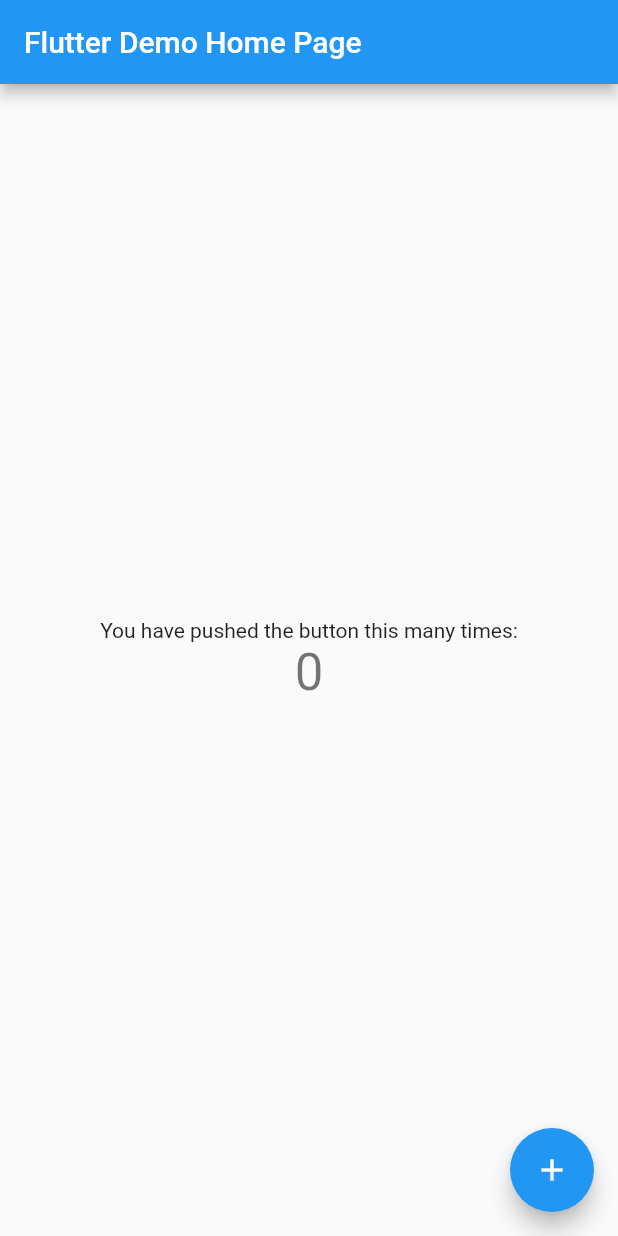
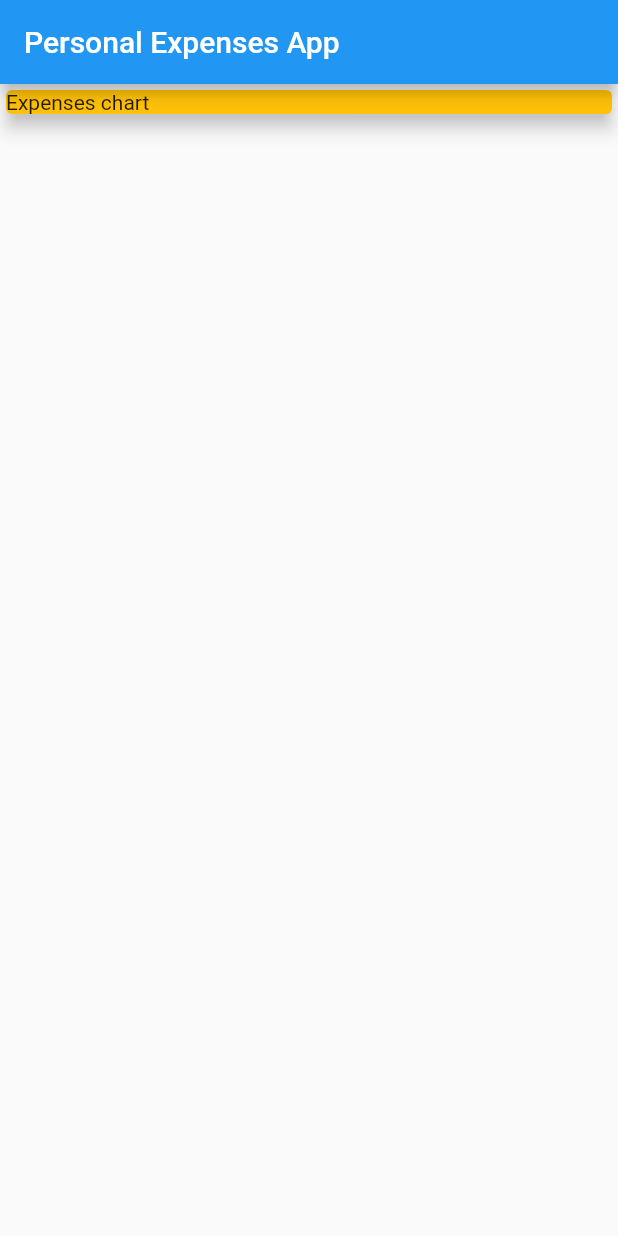
Before and after one commit to ShivamGoyal26/Personal-Expenses-App, a Flutter app: the screen it shows after launch, on a phone screen of 412 x 824 dp. Run offline on Flutter 3.47's test engine with Material 2 defaults, Android fonts, the phone set to English and light mode, and no system bars.

Commit message:
2nd commit

```diff
--- a/lib/main.dart
+++ b/lib/main.dart
@@ -1,111 +1,55 @@
 import 'package:flutter/material.dart';
+import './transaction.dart';
 
 void main() => runApp(MyApp());
 
 class MyApp extends StatelessWidget {
-  // This widget is the root of your application.
   @override
   Widget build(BuildContext context) {
     return MaterialApp(
-      title: 'Flutter Demo',
-      theme: ThemeData(
-        // This is the theme of your application.
-        //
-        // Try running your application with "flutter run". You'll see the
-        // application has a blue toolbar. Then, without quitting the app, try
-        // changing the primarySwatch below to Colors.green and then invoke
-        // "hot reload" (press "r" in the console where you ran "flutter run",
-        // or simply save your changes to "hot reload" in a Flutter IDE).
-        // Notice that the counter didn't reset back to zero; the application
-        // is not restarted.
-        primarySwatch: Colors.blue,
-      ),
-      home: MyHomePage(title: 'Flutter Demo Home Page'),
+      home: MyHomePage(),
     );
   }
 }
 
-class MyHomePage extends StatefulWidget {
-  MyHomePage({Key key, this.title}) : super(key: key);
-
-  // This widget is the home page of your application. It is stateful, meaning
-  // that it has a State object (defined below) that contains fields that affect
-  // how it looks.
-
-  // This class is the configuration for the state. It holds the values (in this
-  // case the title) provided by the parent (in this case the App widget) and
-  // used by the build method of the State. Fields in a Widget subclass are
-  // always marked "final".
-
-  final String title;
-
-  @override
-  _MyHomePageState createState() => _MyHomePageState();
-}
-
-class _MyHomePageState extends State<MyHomePage> {
-  int _counter = 0;
-
-  void _incrementCounter() {
-    setState(() {
-      // This call to setState tells the Flutter framework that something has
-      // changed in this State, which causes it to rerun the build method below
-      // so that the display can reflect the updated values. If we changed
-      // _counter without calling setState(), then the build method would not be
-      // called again, and so nothing would appear to happen.
-      _counter++;
-    });
-  }
-
+class MyHomePage extends StatelessWidget {
+  final List<Transaction> transactions = [
+    Transaction(
+      id: 't1',
+      title: 'going to los angeles',
+      amount: 60000.0,
+      date: DateTime.now(),
+    ),
+    Transaction(
+      id: 't2',
+      title: 'going to las vegas',
+      amount: 6000.0,
+      date: DateTime.now(),
+    )
+  ]; // here <Transaction> this is used as the type of the list
   @override
   Widget build(BuildContext context) {
-    // This method is rerun every time setState is called, for instance as done
-    // by the _incrementCounter method above.
-    //
-    // The Flutter framework has been optimized to make rerunning build methods
-    // fast, so that you can just rebuild anything that needs updating rather
-    // than having to individually change instances of widgets.
     return Scaffold(
       appBar: AppBar(
-        // Here we take the value from the MyHomePage object that was created by
-        // the App.build method, and use it to set our appbar title.
-        title: Text(widget.title),
+        title: Text("Personal Expenses App"),
       ),
-      body: Center(
-        // Center is a layout widget. It takes a single child and positions it
-        // in the middle of the parent.
-        child: Column(
-          // Column is also a layout widget. It takes a list of children and
-          // arranges them vertically. By default, it sizes itself to fit its
-          // children horizontally, and tries to be as tall as its parent.
-          //
-          // Invoke "debug painting" (press "p" in the console, choose the
-          // "Toggle Debug Paint" action from the Flutter Inspector in Android
-          // Studio, or the "Toggle Debug Paint" command in Visual Studio Code)
-          // to see the wireframe for each widget.
-          //
-          // Column has various properties to control how it sizes itself and
-          // how it positions its children. Here we use mainAxisAlignment to
-          // center the children vertically; the main axis here is the vertical
-          // axis because Columns are vertical (the cross axis would be
-          // horizontal).
-          mainAxisAlignment: MainAxisAlignment.center,
-          children: <Widget>[
-            Text(
-              'You have pushed the button this many times:',
+      body: Column(
+        // mainAxisAlignment: MainAxisAlignment.center,
+        crossAxisAlignment: CrossAxisAlignment.stretch,
+        children: <Widget>[
+          Container(
+            width: double.infinity,
+            child: Card(
+              color: Colors.amber,
+              child: Text("Expenses chart"),
+              elevation: 5,
             ),
-            Text(
-              '$_counter',
-              style: Theme.of(context).textTheme.display1,
-            ),
-          ],
-        ),
+          ),
+          Column(
+            children: <Widget>[Card()],
+          )
+        ],
       ),
-      floatingActionButton: FloatingActionButton(
-        onPressed: _incrementCounter,
-        tooltip: 'Increment',
-        child: Icon(Icons.add),
-      ), // This trailing comma makes auto-formatting nicer for build methods.
     );
   }
 }
--- /dev/null
+++ b/lib/transaction.dart
@@ -0,0 +1,15 @@
+import 'package:flutter/foundation.dart';
+import 'package:flutter/material.dart';
+
+class Transaction {
+  final String id;
+  final String title;
+  final double amount;
+  final DateTime date;
+  Transaction({
+    @required this.amount,
+    @required this.date,
+    @required this.id,
+    @required this.title,
+  });
+}
```
